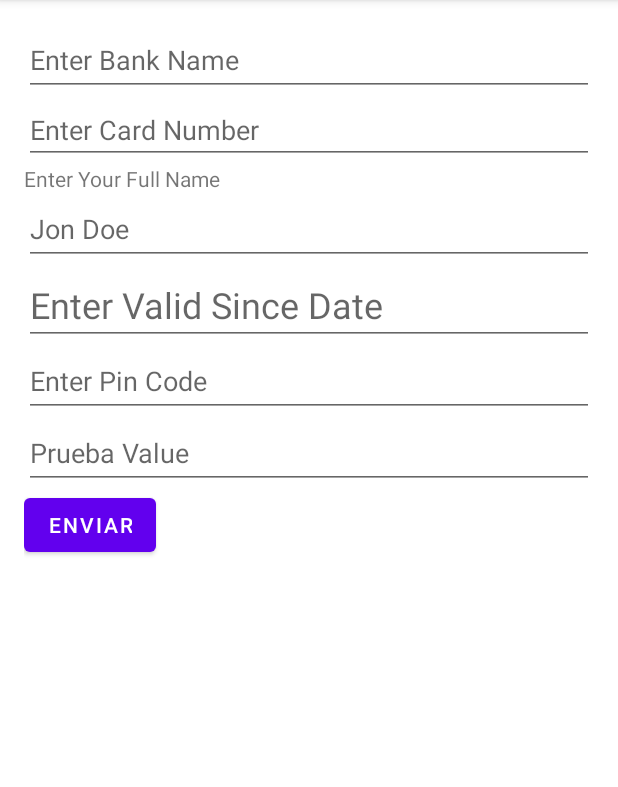
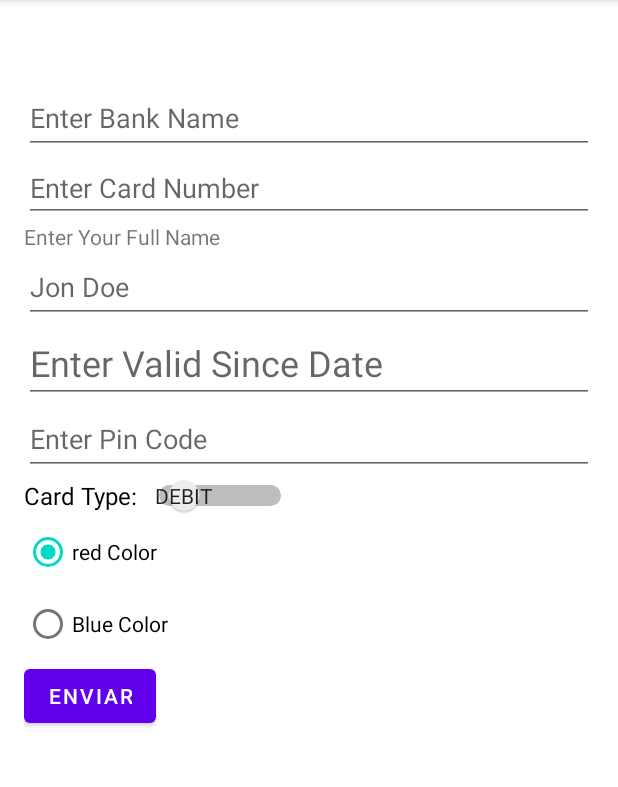
Before and after one commit to GonzaloVega26/TzuzulCode-Segundo-Proyecto-Finanzapp, an Android app: the screen it shows after launch (MainActivity), after a tap on "CREATE NEW CARD", on a phone screen of 412 x 824 dp, the part 84-871 px from its top. Run offline under Robolectric (Android 15) with nearby library versions, the phone set to English and light mode, and no system bars; our stand-ins replace Room's generated code, data binding.

Commit message:
Creating and editing Card ready

```diff
--- a/app/src/main/java/com/gonzalo/vega/tzuzulcodesegundoproyectofinanzapp/AccountFragment.kt
+++ b/app/src/main/java/com/gonzalo/vega/tzuzulcodesegundoproyectofinanzapp/AccountFragment.kt
@@ -61,4 +61,6 @@ class AccountFragment : Fragment() {
 
 
 
+
+
 }
--- a/app/src/main/java/com/gonzalo/vega/tzuzulcodesegundoproyectofinanzapp/CardCreationFragment.kt
+++ b/app/src/main/java/com/gonzalo/vega/tzuzulcodesegundoproyectofinanzapp/CardCreationFragment.kt
@@ -9,12 +9,15 @@ import android.view.ViewGroup
 import android.widget.Toast
 import androidx.lifecycle.ViewModelProvider
 import androidx.navigation.findNavController
+import androidx.navigation.fragment.NavHostFragment
 import com.gonzalo.vega.tzuzulcodesegundoproyectofinanzapp.database.CardDatabase
 import com.gonzalo.vega.tzuzulcodesegundoproyectofinanzapp.databinding.FragmentCardCreationBinding
+import com.gonzalo.vega.tzuzulcodesegundoproyectofinanzapp.models.Card
 
 import com.gonzalo.vega.tzuzulcodesegundoproyectofinanzapp.utils.MonthYearPickerDialog
 import com.gonzalo.vega.tzuzulcodesegundoproyectofinanzapp.viewmodels.CardCreationViewModel
 import com.gonzalo.vega.tzuzulcodesegundoproyectofinanzapp.viewmodels.CardCreationViewModelFactory
+import java.util.*
 
 
 class CardCreationFragment : Fragment() {
@@ -27,9 +30,7 @@ class CardCreationFragment : Fragment() {
         savedInstanceState: Bundle?
     ): View {
         _binding = FragmentCardCreationBinding.inflate(inflater, container,false)
-        val action = CardCreationFragmentArgs.fromBundle(requireArguments()).action
-        val idCard = CardCreationFragmentArgs.fromBundle(requireArguments()).idCard
-        Log.d("aber", "Estoy en el metodo $action y el id es $idCard")
+                /*---------Setting the Fragment Bindings---------*/
         val view = binding.root
         val application = requireNotNull(this.activity).application
         val dao = CardDatabase.getInstance(application).cardDao
@@ -37,44 +38,76 @@ class CardCreationFragment : Fragment() {
         val cardCreationViewModel = ViewModelProvider(this,cardCreationViewModelFactory).get(CardCreationViewModel::class.java)
         binding.cardCreationViewModel =  cardCreationViewModel
         binding.lifecycleOwner = viewLifecycleOwner
-        //val idCard= CardDetailsFragmentArgs.fromBundle(requireArguments()).idCard
-        binding.cardInsertionBtn.setOnClickListener {
-            cardCreationViewModel.addCard()
-            val action = CardCreationFragmentDirections.actionCardCreationFragmentToAccountFragment()
-            view.findNavController().navigate(action)
-        }
-        var a = 0;
-        when(action){
+
+
+                /*---------Data From Bundle---------*/
+        val actionForm = CardCreationFragmentArgs.fromBundle(requireArguments()).action
+        val idCard = CardCreationFragmentArgs.fromBundle(requireArguments()).idCard
+
+        when(actionForm){
 
             "edit"-> if (idCard != null) {
-                Log.d("aber", "Estoy en el when if")
-                cardCreationViewModel.editCard(idCard.toLong())
-            }else{Log.d("aber", "Estoy en el when else")
+                cardCreationViewModel.findCard(idCard.toLong())
+            }
+            "delete"-> if (idCard != null) {
+                /* This way the methods for popupMenu are centralised */
+               cardCreationViewModel.deleteCard(idCard.toLong())
+                val navigateAction = CardCreationFragmentDirections.actionCardCreationFragmentToAccountFragment()
+                container!!.findNavController().navigate(navigateAction)
 
             }
-                "create"-> a=0
-            "edit"-> a=0
         }
-
+        /*---------Listener for Custom Date Picker---------*/
         binding.validSinceEditText.setOnClickListener {
             MonthYearPickerDialog().apply {
-                setListener { view, year, month, dayOfMonth ->
-                    binding.validSinceEditText.setText("$year/${month+1}")
+                setListener { _, year, month, _ ->
+                    binding.validSinceEditText.setText("${month+1}/$year")
                 }
                 show(this@CardCreationFragment.parentFragmentManager, "MonthYearPickerDialog")
             }
        }
 
+        /*---------Listener for Adding the Card Information to DB---------*/
+        binding.cardInsertionBtn.setOnClickListener {
+            cardCreationViewModel.addCard(getCardDetails())
+            val action = CardCreationFragmentDirections.actionCardCreationFragmentToAccountFragment()
+            view.findNavController().navigate(action)
+        }
 
+
+        binding.radioGroup.checkedRadioButtonId
         return view
     }
 
-    override fun onViewCreated(view: View, savedInstanceState: Bundle?) {
-        super.onViewCreated(view, savedInstanceState)
+    /*---------Workaround so i can use same view for editing and creating---------*/
+    private fun getCardDetails():Card{
+        /*---------Obtaining Date from EditText in format mm/YYYY---------*/
+        val validSinceArray = binding.validSinceEditText.text.split("/")
+        val validSinceCalendar = Calendar.getInstance()
+        validSinceCalendar.set(validSinceArray[1].toInt(),validSinceArray[0].toInt(),1)
+        val validThruCalendar = Calendar.getInstance()
+        validThruCalendar.set(validSinceArray[1].toInt()+5,validSinceArray[0].toInt(),1)
 
+        val bankName = binding.bankNameEditText.text.toString()
+        val cardNumber = binding.cardNumberEditText.text.toString()
+        val ownerName = binding.ownerNameEditText.text.toString()
+        val pinCode = binding.pinCodeEditText.text.toString()
+
+        /*---------Checking if id is empty so it creates new Card. else it updates Card---------*/
+        val idCardParameter = binding.idCardTextView.text.toString()
+        var idCard =0L
+        if(!idCardParameter.isEmpty())idCard = idCardParameter.toLong()
+
+        /*---------Checking money for Keeping the amount---------*/
+        val moneyParameter = binding.moneyTextView.text.toString()
+        var money =0.0
+        if(moneyParameter!="$0") money = moneyParameter.subSequence(1,moneyParameter.length).toString().toDouble()
+        return Card(idCard= idCard, moneyAmount=money,
+            bankName = bankName, cardNumber = cardNumber, owner = ownerName,
+            validSince = validSinceCalendar, validThru = validThruCalendar , pinCode = pinCode,
+            accountType = true, imageBG = 1, paymentRed = "Visa")
     }
 
 
 
-
 }
--- a/app/src/main/java/com/gonzalo/vega/tzuzulcodesegundoproyectofinanzapp/database/CardDao.kt
+++ b/app/src/main/java/com/gonzalo/vega/tzuzulcodesegundoproyectofinanzapp/database/CardDao.kt
@@ -16,6 +16,9 @@ interface CardDao {
 
     @Delete
    suspend fun deleteCard(card:Card)
+
+    @Query("DELETE FROM cards WHERE idCard= :idCard")
+    suspend fun deleteCardById(idCard:Long)
 
     @Query("SELECT * FROM cards")
     fun readAllCards():LiveData<List<Card>>
--- a/app/src/main/java/com/gonzalo/vega/tzuzulcodesegundoproyectofinanzapp/database/CardDatabase.kt
+++ b/app/src/main/java/com/gonzalo/vega/tzuzulcodesegundoproyectofinanzapp/database/CardDatabase.kt
@@ -9,7 +9,7 @@ import com.gonzalo.vega.tzuzulcodesegundoproyectofinanzapp.database.converters.D
 import com.gonzalo.vega.tzuzulcodesegundoproyectofinanzapp.models.Card
 import com.gonzalo.vega.tzuzulcodesegundoproyectofinanzapp.models.Payment
 
-@Database(entities = [Card::class, Payment::class], version = 2, exportSchema = false) //exportSchema is for logs
+@Database(entities = [Card::class, Payment::class], version = 3, exportSchema = false) //exportSchema is for logs
 @TypeConverters(DateConverter::class)
 abstract class CardDatabase : RoomDatabase() {
     abstract val cardDao: CardDao
--- a/app/src/main/java/com/gonzalo/vega/tzuzulcodesegundoproyectofinanzapp/viewmodels/CardCreationViewModel.kt
+++ b/app/src/main/java/com/gonzalo/vega/tzuzulcodesegundoproyectofinanzapp/viewmodels/CardCreationViewModel.kt
@@ -2,6 +2,7 @@ package com.gonzalo.vega.tzuzulcodesegundoproyectofinanzapp.viewmodels
 
 import android.util.Log
 import androidx.lifecycle.*
+import com.gonzalo.vega.tzuzulcodesegundoproyectofinanzapp.R
 import com.gonzalo.vega.tzuzulcodesegundoproyectofinanzapp.database.CardDao
 import com.gonzalo.vega.tzuzulcodesegundoproyectofinanzapp.models.Card
 import kotlinx.coroutines.launch
@@ -10,49 +11,31 @@ import java.util.concurrent.CountDownLatch
 import java.util.concurrent.TimeUnit
 
 class CardCreationViewModel(val dao:CardDao): ViewModel() {
-    var pruebaCard: MutableLiveData<Card>? = null
-    var prueba2Card: LiveData<Card>? = null
-    var idCard = ""
-    var bankName = ""
-    var ownerName = ""
-    var cardNumber = ""
-    var validSince = ""
 
-    var pinCode = ""
-
-
-     fun addCard(){
-         viewModelScope.launch{
-             val validSinceArray = validSince.split("/")
-             val validSinceCalendar = Calendar.getInstance()
-             validSinceCalendar.set(validSinceArray[0].toInt(),validSinceArray[1].toInt(),1)
-             val validThruCalendar = Calendar.getInstance()
-             validThruCalendar.set(validSinceArray[0].toInt()+5,validSinceArray[1].toInt(),1)
-
-
-             var card = Card(
-                 bankName = bankName, cardNumber = cardNumber, owner = ownerName,
-                 validSince = validSinceCalendar, validThru = validThruCalendar , pinCode = pinCode.toInt(),
-             accountType = true, imageBG = 1, paymentRed = "Visa")
-             dao.insertCard(card)
-
-         }
-
-
-    }
-
-    fun editCard(idCard: Long){
-        Log.d("aber", "Estoy en el editCard ${prueba2Card?.value.toString()}")
-        val mediator = MediatorLiveData<Unit>()
-        prueba2Card = dao.readOneCard(idCard)
+    var sourceCard: LiveData<Card>? = null
 
 
 
-        Log.d("aber", "Estoy en el editCard post ${prueba2Card?.value.toString()}")
+    fun addCard(card:Card){
+         viewModelScope.launch{
+              dao.insertCard(card)
+         }
     }
 
+    fun deleteCard(idCard:Long){
+        viewModelScope.launch{
+            dao.deleteCardById(idCard)
+        }
+    }
 
+    fun findCard(idCard: Long){
+        sourceCard = dao.readOneCard(idCard)
+    }
 
+    fun detectRadioButon(id:Int){
+        when(id){
 
+        }
+    }
 
 }
--- a/app/src/main/res/layout/fragment_account.xml
+++ b/app/src/main/res/layout/fragment_account.xml
@@ -32,7 +32,7 @@
                 android:id="@+id/card_list"
                 android:layout_width="match_parent"
                 android:layout_height="wrap_content"
-
+                android:scrollbarAlwaysDrawVerticalTrack="true"
                 app:layoutManager="androidx.recyclerview.widget.LinearLayoutManager"
 
                 />
--- a/app/src/main/res/layout/fragment_card_creation.xml
+++ b/app/src/main/res/layout/fragment_card_creation.xml
@@ -16,13 +16,27 @@
         android:padding="16dp">
 
         <!-- TODO: Update blank fragment layout -->
+        <TextView
+            android:id="@+id/id_card_text_view"
+            android:layout_width="wrap_content"
+            android:layout_height="wrap_content"
+            android:visibility="invisible"
+            android:text="@{cardCreationViewModel.sourceCard.readableIdCard}"
+            />
+        <TextView
+            android:id="@+id/money_text_view"
+            android:layout_width="wrap_content"
+            android:layout_height="wrap_content"
+            android:visibility="invisible"
+            android:text="@{cardCreationViewModel.sourceCard.readableMoney}"
+            />
         <EditText
             android:id="@+id/bank_name_edit_text"
             android:layout_width="match_parent"
             android:layout_height="wrap_content"
             android:hint="Enter Bank Name"
             android:minHeight="48dp"
-            android:text="@={cardCreationViewModel.bankName}"/>
+            android:text="@{cardCreationViewModel.sourceCard.bankName}"/>
 
         <EditText
             android:id="@+id/card_number_edit_text"
@@ -30,7 +44,7 @@
             android:layout_height="wrap_content"
             android:inputType="number"
             android:hint="Enter Card Number"
-            android:text="@={cardCreationViewModel.cardNumber}"/>
+            android:text="@{cardCreationViewModel.sourceCard.cardNumber}"/>
         <TextView
             android:layout_width="match_parent"
             android:layout_height="wrap_content"
@@ -42,7 +56,7 @@
             android:layout_height="wrap_content"
             android:hint="Jon Doe"
             android:minHeight="48dp"
-            android:text="@={cardCreationViewModel.ownerName}"/>
+            android:text="@{cardCreationViewModel.sourceCard.owner}"/>
 
 
         <EditText
@@ -54,11 +68,8 @@
             android:inputType="date"
             android:clickable="false"
             android:focusable="false"
-            android:text="@={cardCreationViewModel.validSince}"
+            android:text="@{cardCreationViewModel.sourceCard.converDateToString(cardCreationViewModel.sourceCard.validSince)}"
             />
-
-
-
 
         <EditText
             android:id="@+id/pin_code_edit_text"
@@ -67,16 +78,41 @@
             android:hint="Enter Pin Code"
             android:inputType="numberPassword"
             android:minHeight="48dp"
-            android:text="@={cardCreationViewModel.pinCode}"/>
+            android:text="@{cardCreationViewModel.sourceCard.pinCode}"/>
 
-        <EditText
-            android:id="@+id/prueba_edit_text"
+
+        <Switch
+            android:layout_width="wrap_content"
+            android:layout_height="wrap_content"
+            android:showText="true"
+            android:textOn="Credit"
+            android:textOff="Debit"
+            android:text="Card Type: "
+            android:textSize="16sp"
+
+            />
+
+        <RadioGroup
+            android:id="@+id/radio_group"
             android:layout_width="match_parent"
             android:layout_height="wrap_content"
-            android:hint="Prueba Value"
-            android:inputType="text"
-            android:minHeight="48dp"
-            android:text="@{cardCreationViewModel.prueba2Card.bankName}"/>
+            android:orientation="vertical"
+            android:text="Select Color of Card"
+            >
+            <RadioButton
+                android:id="@+id/rgv1"
+                android:layout_width="wrap_content"
+                android:layout_height="wrap_content"
+                android:text="red Color"
+                android:checked="true"
+                />
+            <RadioButton
+                android:text="Blue Color"
+                android:layout_width="wrap_content"
+                android:layout_height="wrap_content"
+                />
+
+        </RadioGroup>
 
         <Button
             android:id="@+id/card_insertion_btn"
--- a/app/src/main/res/layout/fragment_card_details.xml
+++ b/app/src/main/res/layout/fragment_card_details.xml
@@ -37,7 +37,8 @@
                     android:layout_width="match_parent"
                     android:layout_height="300dp"
                     android:contentDescription="@string/card_reader"
-                    tools:src="@android:drawable/screen_background_dark" />
+                    tools:src="@android:drawable/screen_background_dark"
+                    android:src="@drawable/fondo_tarjeta_1"/>
 
                 <androidx.constraintlayout.widget.ConstraintLayout
                     android:layout_width="match_parent"
--- a/app/src/main/res/values/colors.xml
+++ b/app/src/main/res/values/colors.xml
@@ -7,4 +7,9 @@
     <color name="teal_700">#FF018786</color>
     <color name="black">#FF000000</color>
     <color name="white">#FFFFFFFF</color>
+    <color name="red_500"> #FF0000</color>
+    <color name="green_500"> #00FF00</color>
+    <color name="yellow_500"> #FFFF00</color>
+    <color name="rose_500"> #FF00FF</color>
+    <color name="cyan_500"> #00FFFF</color>
 </resources>
```
Also changed, not shown: app/src/main/java/com/gonzalo/vega/tzuzulcodesegundoproyectofinanzapp/models/Card.kt (+7 -3 lines).
